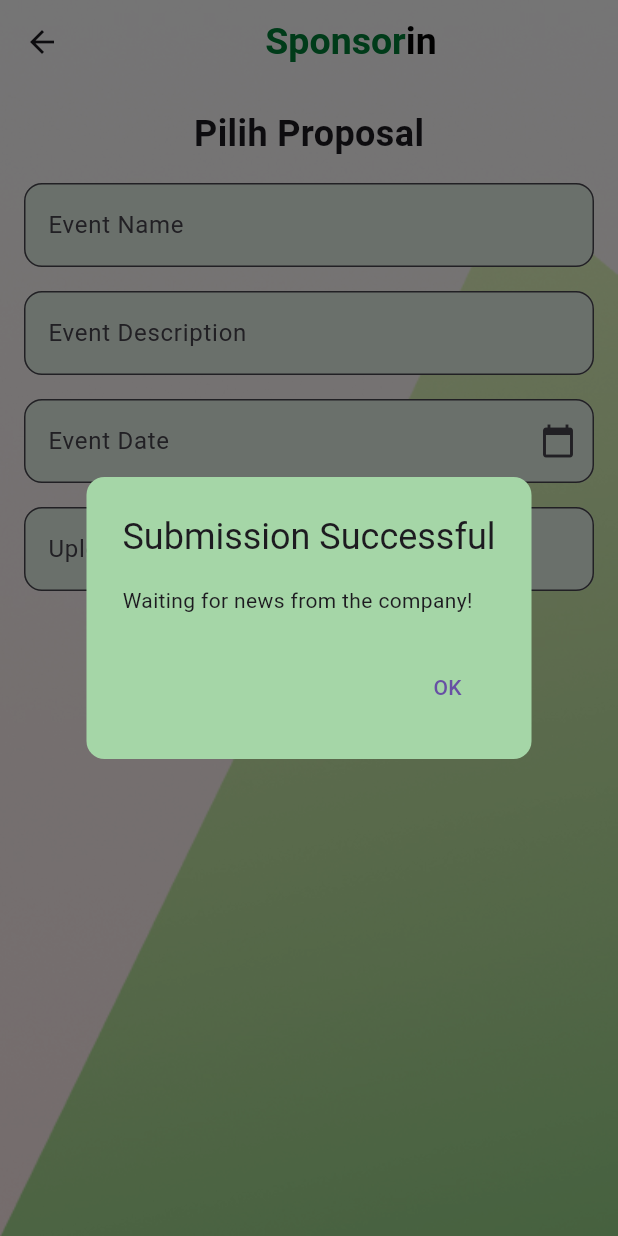
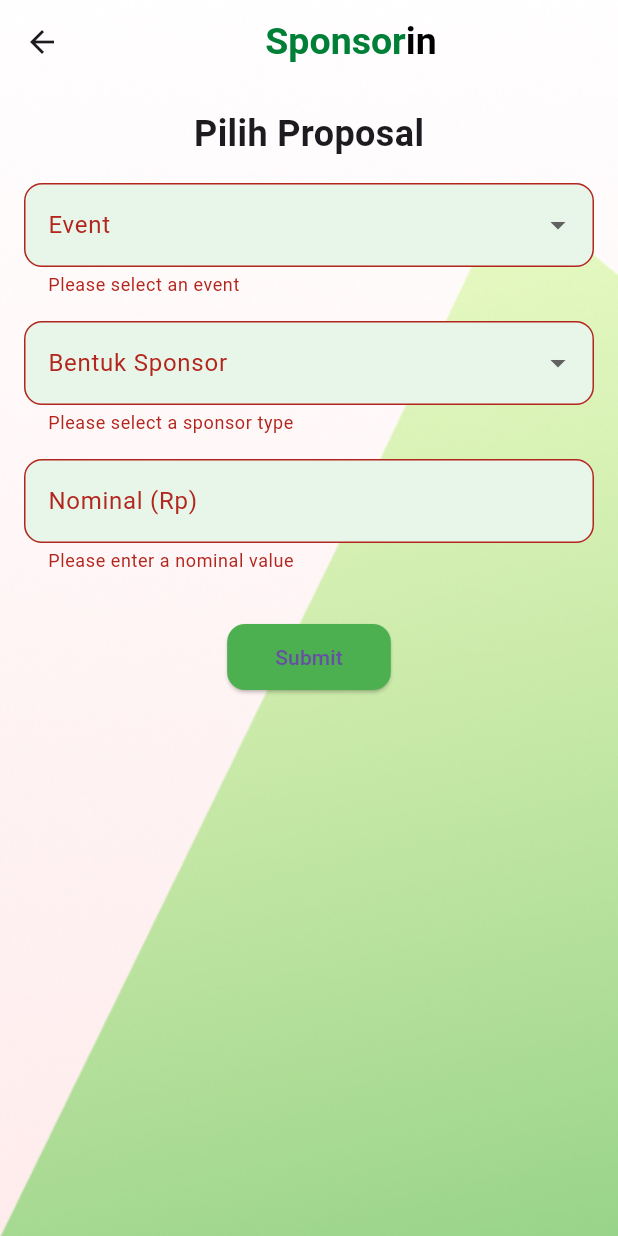
Before and after one commit to Griemoriez/Sponsorin, a Flutter app: the submit_proposal_to_comp screen opened directly, after a tap on "Submit", on a phone screen of 412 x 824 dp. Run offline on Flutter 3.47's test engine with Material 3 defaults, Android fonts, the light colour scheme and no system bars; our stand-ins replace curved_navigation_bar.

Commit message:
Update submit_proposal_to_comp.dart

```diff
--- a/flut_sponsorin/lib/sponsor_seeker_view/submit_proposal_to_comp.dart
+++ b/flut_sponsorin/lib/sponsor_seeker_view/submit_proposal_to_comp.dart
@@ -1,20 +1,3 @@
-// import 'package:flutter/material.dart';
-
-// class submit_proposal extends StatelessWidget {
-//   const submit_proposal({super.key});
-
-//   @override
-//   Widget build(BuildContext context) {
-//     return Container(
-//       child: Center(
-//             child: Text(
-//               'submit proposal',
-//               style: TextStyle(fontSize: 24, color: Colors.black),
-//             ),
-//           ),
-//     );
-//   }
-// }
 import 'package:curved_navigation_bar/curved_navigation_bar.dart';
 import 'package:flut_sponsorin/sponsor_seeker_view/discovery_sponsor_home.dart';
 import 'package:flut_sponsorin/sponsor_seeker_view/list_company.dart';
@@ -29,15 +12,12 @@ class submit_proposal_to_comp extends StatefulWidget {
   _SubmitProposalState createState() => _SubmitProposalState();
 }
 
-
 class _SubmitProposalState extends State<submit_proposal_to_comp> {
   final _formKey = GlobalKey<FormState>();
-  TextEditingController _eventNameController = TextEditingController();
-  TextEditingController _eventDescriptionController = TextEditingController();
-  TextEditingController _eventDateController = TextEditingController();
-  TextEditingController _idCardController = TextEditingController();
-  TextEditingController _uploadProposalController = TextEditingController();
 
+  String? _selectedEvent;
+  String? _selectedSponsorType;
+  TextEditingController _nominalController = TextEditingController();
 
   int _page = 0;
   final List<Widget> _pages = [
@@ -50,26 +30,8 @@ class _SubmitProposalState extends State<submit_proposal_to_comp> {
 
   @override
   void dispose() {
-    _eventNameController.dispose();
-    _eventDescriptionController.dispose();
-    _eventDateController.dispose();
-    _idCardController.dispose();
-    _uploadProposalController.dispose();
+    _nominalController.dispose();
     super.dispose();
-  }
-
-  _selectDate(BuildContext context) async {
-    DateTime? picked = await showDatePicker(
-      context: context,
-      initialDate: DateTime.now(),
-      firstDate: DateTime(2000),
-      lastDate: DateTime(2101),
-    );
-    if (picked != null) {
-      setState(() {
-        _eventDateController.text = DateFormat('yyyy-MM-dd').format(picked);
-      });
-    }
   }
 
   void _showSubmissionMessage() {
@@ -115,7 +77,6 @@ class _SubmitProposalState extends State<submit_proposal_to_comp> {
               backgroundColor: Colors.transparent,
               elevation: 0,
               centerTitle: true,
-              // automaticallyImplyLeading: false,
               title: Container(
                 width: double.infinity,
                 alignment: Alignment.center,
@@ -147,74 +108,88 @@ class _SubmitProposalState extends State<submit_proposal_to_comp> {
               child: Form(
                 key: _formKey,
                 child: Column(
-                  // crossAxisAlignment: CrossAxisAlignment.start,
                   children: [
                     Text(
                       'Pilih Proposal',
-                      style:
-                          TextStyle(fontSize: 24, fontWeight: FontWeight.bold),
+                      style: TextStyle(
+                          fontSize: 24, fontWeight: FontWeight.bold),
                     ),
                     SizedBox(height: 16),
-                    TextFormField(
-                      controller: _eventNameController,
+                    DropdownButtonFormField<String>(
+                      value: _selectedEvent,
+                      items: ['IRGL 2021', 'IRGL 2022', 'IRGL 2023']
+                          .map((event) {
+                        return DropdownMenuItem(
+                          value: event,
+                          child: Text(event),
+                        );
+                      }).toList(),
                       decoration: InputDecoration(
-                        labelText: 'Event Name',
+                        labelText: 'Event',
                         filled: true,
                         fillColor: Colors.green[50],
                         border: OutlineInputBorder(
                           borderRadius: BorderRadius.circular(12),
                         ),
                       ),
+                      onChanged: (value) {
+                        setState(() {
+                          _selectedEvent = value;
+                        });
+                      },
+                      validator: (value) =>
+                          value == null ? 'Please select an event' : null,
                     ),
                     SizedBox(height: 16),
-                    TextFormField(
-                      controller: _eventDescriptionController,
+                    DropdownButtonFormField<String>(
+                      value: _selectedSponsorType,
+                      items: ['Bebas', 'Produk', 'Tunai']
+                          .map((sponsorType) {
+                        return DropdownMenuItem(
+                          value: sponsorType,
+                          child: Text(sponsorType),
+                        );
+                      }).toList(),
                       decoration: InputDecoration(
-                        labelText: 'Event Description',
+                        labelText: 'Bentuk Sponsor',
                         filled: true,
                         fillColor: Colors.green[50],
                         border: OutlineInputBorder(
                           borderRadius: BorderRadius.circular(12),
                         ),
                       ),
+                      onChanged: (value) {
+                        setState(() {
+                          _selectedSponsorType = value;
+                        });
+                      },
+                      validator: (value) =>
+                          value == null ? 'Please select a sponsor type' : null,
                     ),
                     SizedBox(height: 16),
                     TextFormField(
-                      controller: _eventDateController,
+                      controller: _nominalController,
                       decoration: InputDecoration(
-                        labelText: 'Event Date',
-                        filled: true,
-                        fillColor: Colors.green[50],
-                        border: OutlineInputBorder(
-                          borderRadius: BorderRadius.circular(12),
-                        ),
-                        suffixIcon: IconButton(
-                          icon: Icon(Icons.calendar_today),
-                          onPressed: () {
-                            _selectDate(context);
-                          },
-                        ),
-                      ),
-                      readOnly: true,
-                    ),
-                    SizedBox(height: 16),
-                    TextFormField(
-                      controller: _uploadProposalController,
-                      decoration: InputDecoration(
-                        labelText: 'Upload Proposal',
+                        labelText: 'Nominal (Rp)',
                         filled: true,
                         fillColor: Colors.green[50],
                         border: OutlineInputBorder(
                           borderRadius: BorderRadius.circular(12),
                         ),
                       ),
+                      keyboardType: TextInputType.number,
+                      validator: (value) {
+                        if (value == null || value.isEmpty) {
+                          return 'Please enter a nominal value';
+                        }
+                        return null;
+                      },
                     ),
                     SizedBox(height: 32),
                     Center(
                       child: ElevatedButton(
                         onPressed: () {
                           if (_formKey.currentState!.validate()) {
-                            // Handle form submission
                             _showSubmissionMessage();
                           }
                         },
@@ -233,7 +208,6 @@ class _SubmitProposalState extends State<submit_proposal_to_comp> {
                 ),
               ),
             ),
-
           ),
         ],
       ),
```
